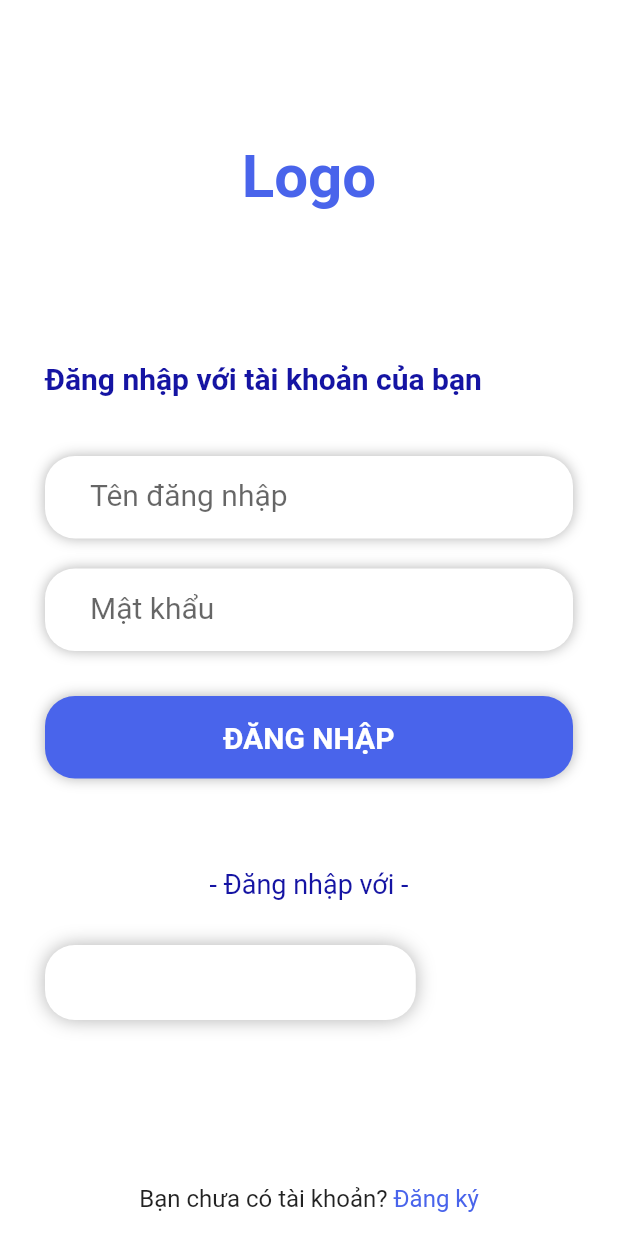
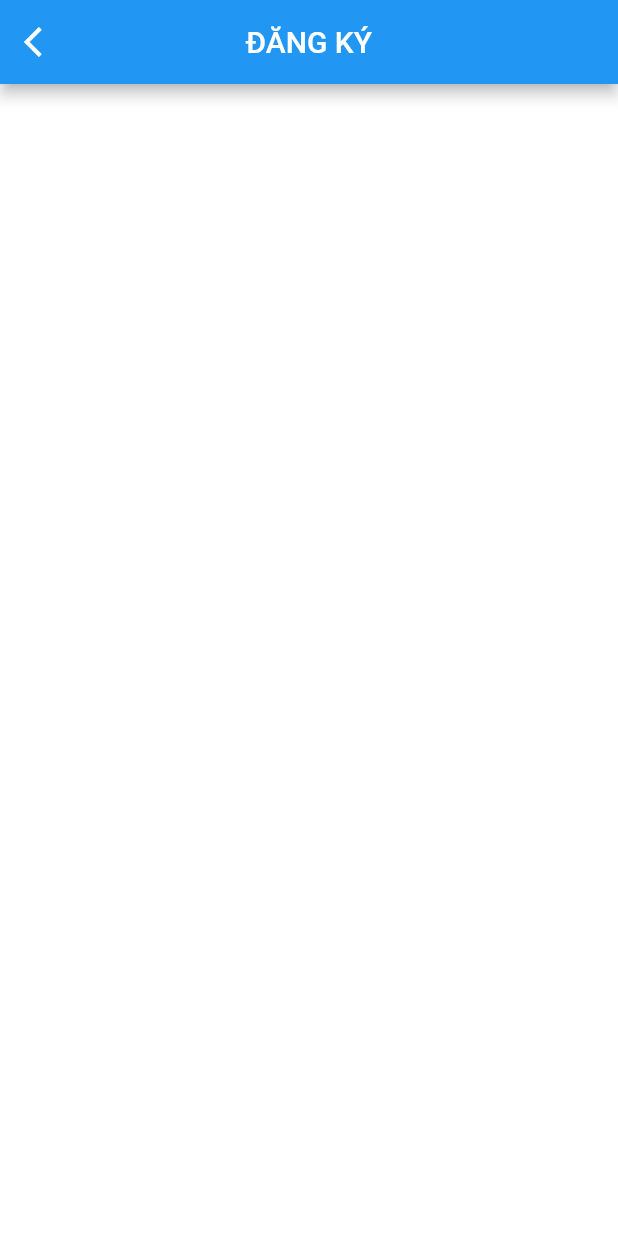
Before and after one commit to Ginnnnn227/Android_QuanLyGiongLua, a Flutter app: the screen it shows after launch, after a tap on "Đăng ký", on a phone screen of 412 x 824 dp. Run offline on Flutter 3.47's test engine with Material 2 defaults, Android fonts, the phone set to English and light mode, and no system bars; our stand-ins replace flutter_svg, get, hexcolor.

Commit message:
Dieu Chinh code 03

```diff
--- a/sourceCode/android_kltn_qlgl/lib/views/login.view.dart
+++ b/sourceCode/android_kltn_qlgl/lib/views/login.view.dart
@@ -1,7 +1,9 @@
 import 'package:android_kltn_qlgl/utils/global.colors.dart';
+import 'package:android_kltn_qlgl/views/register.view.dart';
 import 'package:android_kltn_qlgl/widgets/button.global.dart';
 import 'package:android_kltn_qlgl/widgets/textform.global.dart';
 import 'package:flutter/material.dart';
+import 'package:flutter_svg/flutter_svg.dart';
 
 class LoginPage extends StatelessWidget {
   LoginPage({super.key});
@@ -18,7 +20,7 @@ class LoginPage extends StatelessWidget {
           child: SafeArea(
             child: Container(
               width: double.infinity,
-              padding: const EdgeInsets.all(30.0),
+              padding: const EdgeInsets.all(40.0),
               child: Column(
                 crossAxisAlignment: CrossAxisAlignment.start,
                 children: [
@@ -34,14 +36,14 @@ class LoginPage extends StatelessWidget {
                     ),
                   ),
                   const SizedBox(height: 100),
-                  Text(
-                    "Đăng nhập với tài khoản của bạn",
-                    style: TextStyle(
-                      color: GlobalColors.textColor,
-                      fontSize: 20,
-                      fontWeight: FontWeight.bold,
-                    ),
-                  ),
+                  // Text(
+                  //   "Đăng nhập với tài khoản của bạn",
+                  //   style: TextStyle(
+                  //     color: GlobalColors.textColor,
+                  //     fontSize: 20,
+                  //     fontWeight: FontWeight.bold,
+                  //   ),
+                  // ),
                   const SizedBox(height: 40),
                   TextFormGlobal(
                     controller: usernameController,
@@ -68,28 +70,68 @@ class LoginPage extends StatelessWidget {
                     ),
                   ),
                   const SizedBox(height: 30),
-                  SizedBox(
-                    width: MediaQuery.of(context).size.width *0.6,
+                  Container(
+                    width: MediaQuery.of(context).size.width,
                     child: Row(
                       children: [
                         Expanded(
-                          child: Container(
-                            alignment: Alignment.center,
-                            height: 50,
-                            decoration: BoxDecoration(
+                          child: InkWell(
+                            onTap: () {
+                              debugPrint("Đăng nhập với Facebook");
+                            },
+                            child: Container(
+                              alignment: Alignment.center,
+                              height: 50,
+                              width: 30,
+                              decoration: BoxDecoration(
                                 color: Colors.white,
-                                borderRadius: BorderRadius.circular(20),
+                                borderRadius: BorderRadius.circular(30),
                                 boxShadow: [
                                   BoxShadow(
                                     color: Colors.black.withOpacity(0.3),
                                     blurRadius: 10,
-                                  )
-                                ]),
+                                  ),
+                                ],
+                              ),
+                              child: SvgPicture.asset(
+                                "assets/logos/facebook.svg",
+                                height: 35,
+                              ),
+                            ),
+                          ),
+                        ),
+                        const SizedBox(
+                          width: 20,
+                        ),
+                        Expanded(
+                          child: InkWell(
+                            onTap: () {
+                              debugPrint("Đăng nhập với Google");
+                            },
+                            child: Container(
+                              alignment: Alignment.center,
+                              height: 50,
+                              width: 30,
+                              decoration: BoxDecoration(
+                                color: Colors.white,
+                                borderRadius: BorderRadius.circular(30),
+                                boxShadow: [
+                                  BoxShadow(
+                                    color: Colors.black.withOpacity(0.3),
+                                    blurRadius: 10,
+                                  ),
+                                ],
+                              ),
+                              child: SvgPicture.asset(
+                                "assets/logos/google.svg",
+                                height: 35,
+                              ),
+                            ),
                           ),
                         ),
                       ],
                     ),
-                  )
+                  ),
                 ],
               ),
             ),
@@ -97,6 +139,7 @@ class LoginPage extends StatelessWidget {
         ),
       ),
       bottomNavigationBar: Container(
+        padding: const EdgeInsets.only(bottom: 10),
         height: 50,
         color: Colors.white,
         alignment: Alignment.center,
@@ -112,12 +155,16 @@ class LoginPage extends StatelessWidget {
             InkWell(
               onTap: () {
                 debugPrint('Đăng ký thành công');
+                Navigator.push(
+                  context,
+                  MaterialPageRoute(builder: (context) => RegisterPage()),
+                );
               },
               child: Text(
                 ' Đăng ký',
                 style: TextStyle(
                   color: GlobalColors.mainColor,
-                  fontSize: 16,
+                  fontSize: 18,
                 ),
               ),
             )
--- /dev/null
+++ b/sourceCode/android_kltn_qlgl/lib/views/register.view.dart
@@ -0,0 +1,19 @@
+import 'package:flutter/material.dart';
+
+class RegisterPage extends StatelessWidget {
+  const RegisterPage({super.key});
+
+  @override
+  Widget build(BuildContext context) {
+    return Scaffold(appBar: AppBar(
+      title: const Text('ĐĂNG KÝ'),
+      centerTitle: true,
+      leading: GestureDetector(
+          child: const Icon( Icons.arrow_back_ios, color: Colors.white,  ),
+          onTap: () {
+            Navigator.pop(context);
+          } ,
+        ) ,
+    ));
+  }
+}
--- a/sourceCode/android_kltn_qlgl/pubspec.yaml
+++ b/sourceCode/android_kltn_qlgl/pubspec.yaml
@@ -38,6 +38,7 @@ dependencies:
   cupertino_icons: ^1.0.5
   get: ^4.6.5 # lib getX
   hexcolor: ^3.0.1 # lib get code hexcolor
+  flutter_svg:
 
 dev_dependencies:
   flutter_test:
@@ -62,9 +63,8 @@ flutter:
   uses-material-design: true
 
   # To add assets to your application, add an assets section, like this:
-  # assets:
-  #   - images/a_dot_burr.jpeg
-  #   - images/a_dot_ham.jpeg
+  assets:
+    - assets/logos/
 
   # An image asset can refer to one or more resolution-specific "variants", see
   # https://flutter.dev/assets-and-images/#resolution-aware
```
Also changed, not shown: sourceCode/android_kltn_qlgl/assets/logos/facebook.svg (added), sourceCode/android_kltn_qlgl/assets/logos/google.svg (added).
